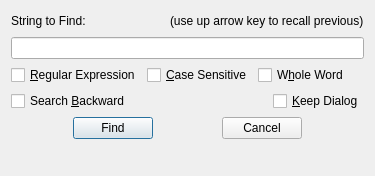
Qt form source/DialogFind.ui (eteran/nedit-ng) before a commit.
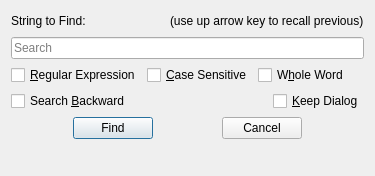
The same form after that commit. Icons and pictures are not drawn.

The edit to the form file:
```diff
--- a/source/DialogFind.ui
+++ b/source/DialogFind.ui
@@ -47,6 +47,9 @@
    </item>
    <item>
     <widget class="QLineEdit" name="textFind">
+     <property name="placeholderText">
+      <string>Search</string>
+     </property>
      <property name="clearButtonEnabled">
       <bool>true</bool>
      </property>
```
